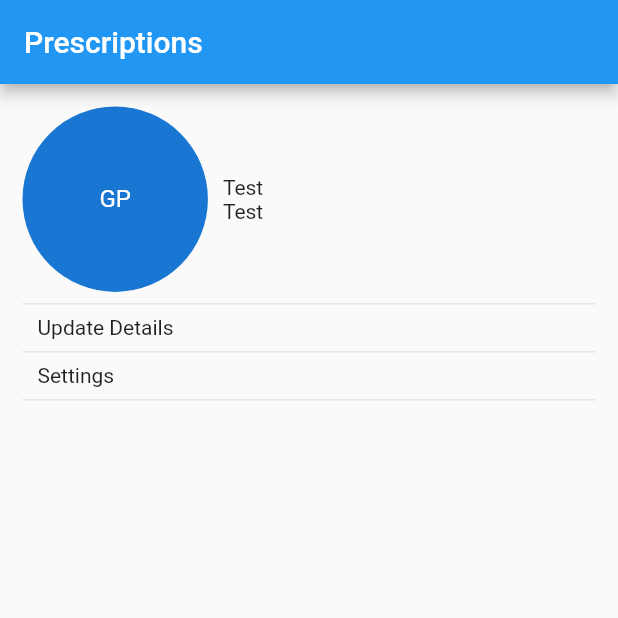
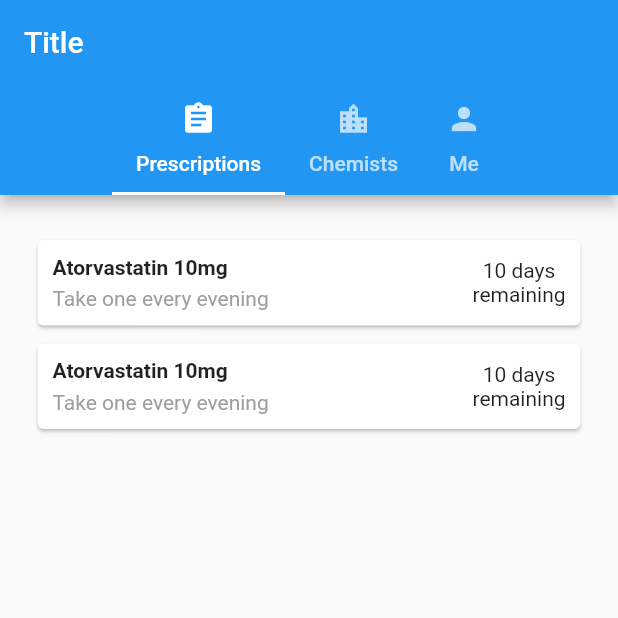
Before and after one commit to kz/apollo, a Flutter app: the screen it shows after launch, on a phone screen of 412 x 824 dp, the top half of it. Run offline on Flutter 3.47's test engine with Material 2 defaults, Android fonts, the phone set to English and light mode, and no system bars.

```diff
--- a/lib/main.dart
+++ b/lib/main.dart
@@ -1,4 +1,4 @@
-import 'package:apollo/ui/home_page.dart';
+import 'package:apollo/ui/patient/patient_container.dart';
 import 'package:flutter/material.dart';
 
 void main() => runApp(new MyApp());
@@ -20,7 +20,7 @@ class MyApp extends StatelessWidget {
         // counter didn't reset back to zero; the application is not restarted.
         primarySwatch: Colors.blue,
       ),
-      home: new HomePage(),
+      home: new PatientContainer(),
     );
   }
 }
--- a/lib/ui/home_page.dart
+++ b/lib/ui/home_page.dart
@@ -1,4 +1,4 @@
-import 'package:apollo/ui/patient/user.dart';
+import 'package:apollo/ui/patient/user_page.dart';
 import 'package:flutter/material.dart';
 
 class HomePage extends StatefulWidget {
--- /dev/null
+++ b/lib/ui/patient/patient_container.dart
@@ -0,0 +1,54 @@
+import 'package:apollo/ui/patient/chemists_page.dart';
+import 'package:apollo/ui/patient/prescriptions_page.dart';
+import 'package:apollo/ui/patient/user_page.dart';
+import 'package:flutter/material.dart';
+
+class PatientContainer extends StatelessWidget {
+  final int _numTabs = 4;
+
+  @override
+  Widget build(BuildContext context) {
+    return new DefaultTabController(
+      length: _numTabs,
+      child: new Scaffold(
+        appBar: new AppBar(
+          title: const Text('Title'), // Todo: Remove
+          bottom: new TabBar(
+            isScrollable: true,
+            tabs: <Widget>[
+              new Tab(
+                text: "Prescriptions",
+                icon: new Icon(Icons.assignment),
+              ),
+              new Tab(
+                text: "Chemists",
+                icon: new Icon(Icons.location_city),
+              ),
+              new Tab(
+                text: "Me",
+                icon: new Icon(Icons.person),
+              ),
+            ],
+          ),
+        ),
+        body: new TabBarView(
+          children: <Padding>[
+            new Padding(
+              padding: const EdgeInsets.all(16.0),
+              child: new PrescriptionsPage(),
+            ),
+            new Padding(
+              padding: const EdgeInsets.all(16.0),
+              child: new ChemistsPage(),
+            ),
+            new Padding(
+              padding: const EdgeInsets.all(16.0),
+              child: new UserPage(),
+            ),
+          ]
+        ),
+
+      ),
+    );
+  }
+}
--- a/lib/ui/patient/prescriptions.dart
+++ b/lib/ui/patient/prescriptions_page.dart
@@ -1,21 +1,21 @@
 import 'package:flutter/material.dart';
 
-class PrescriptionPage extends StatelessWidget {
+class PrescriptionsPage extends StatelessWidget {
   @override
   Widget build(BuildContext context) {
     return new Container(
       padding: const EdgeInsets.only(top: 8.0),
       child: new ListView(
         children: <Widget>[
-          new PrescriptionPageListItem(),
-          new PrescriptionPageListItem(),
+          new PrescriptionsPageListItem(),
+          new PrescriptionsPageListItem(),
         ],
       ),
     );
   }
 }
 
-class PrescriptionPageListItem extends StatelessWidget {
+class PrescriptionsPageListItem extends StatelessWidget {
   @override
   Widget build(BuildContext context) {
     return new Container(
```
Also changed, not shown: lib/ui/patient/chemists_page.dart (added, +62 -0 lines), lib/ui/patient/order_confirmed_page.dart (renamed from lib/ui/patient/order_confirmed.dart), lib/ui/patient/prescription_page.dart (renamed from lib/ui/patient/prescription.dart), lib/ui/patient/user_page.dart (renamed from lib/ui/patient/user.dart).
